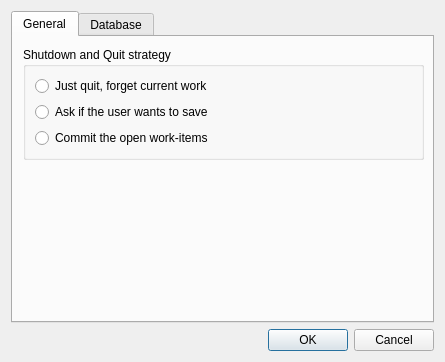
This is settingsdialog.ui in jgaa/whid as Qt 5 draws it before an edit. The edited form follows.
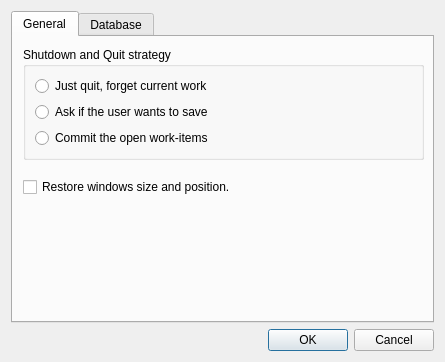
This is the edited form. The open tabs and pages were chosen to show the change.

Commit message: Added option to restore windows size / pos.

```diff
--- a/settingsdialog.ui
+++ b/settingsdialog.ui
@@ -83,6 +83,25 @@
         </item>
        </layout>
       </widget>
+      <widget class="QCheckBox" name="saveWindowState">
+       <property name="geometry">
+        <rect>
+         <x>10</x>
+         <y>140</y>
+         <width>401</width>
+         <height>20</height>
+        </rect>
+       </property>
+       <property name="sizePolicy">
+        <sizepolicy hsizetype="Minimum" vsizetype="Fixed">
+         <horstretch>1</horstretch>
+         <verstretch>0</verstretch>
+        </sizepolicy>
+       </property>
+       <property name="text">
+        <string>Restore windows size and position.</string>
+       </property>
+      </widget>
      </widget>
      <widget class="QWidget" name="databasePage">
       <attribute name="title">
```
Left out of the diff: 15 changed lines with no effect on the pictures. The commit also changes 2 other files.
